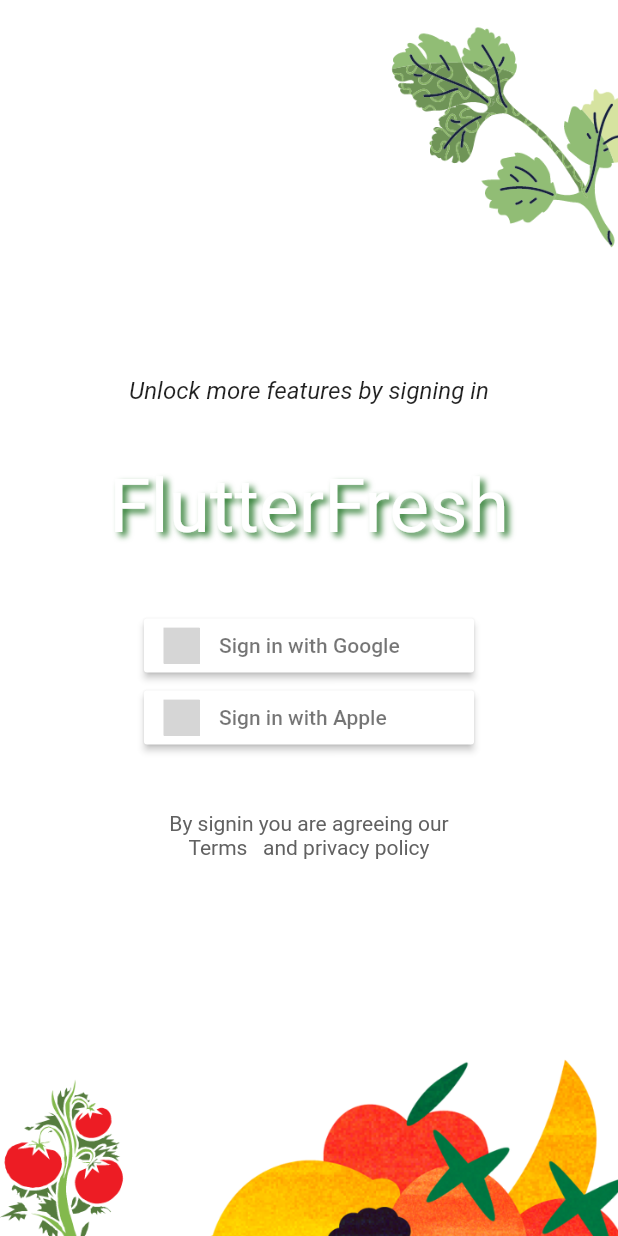
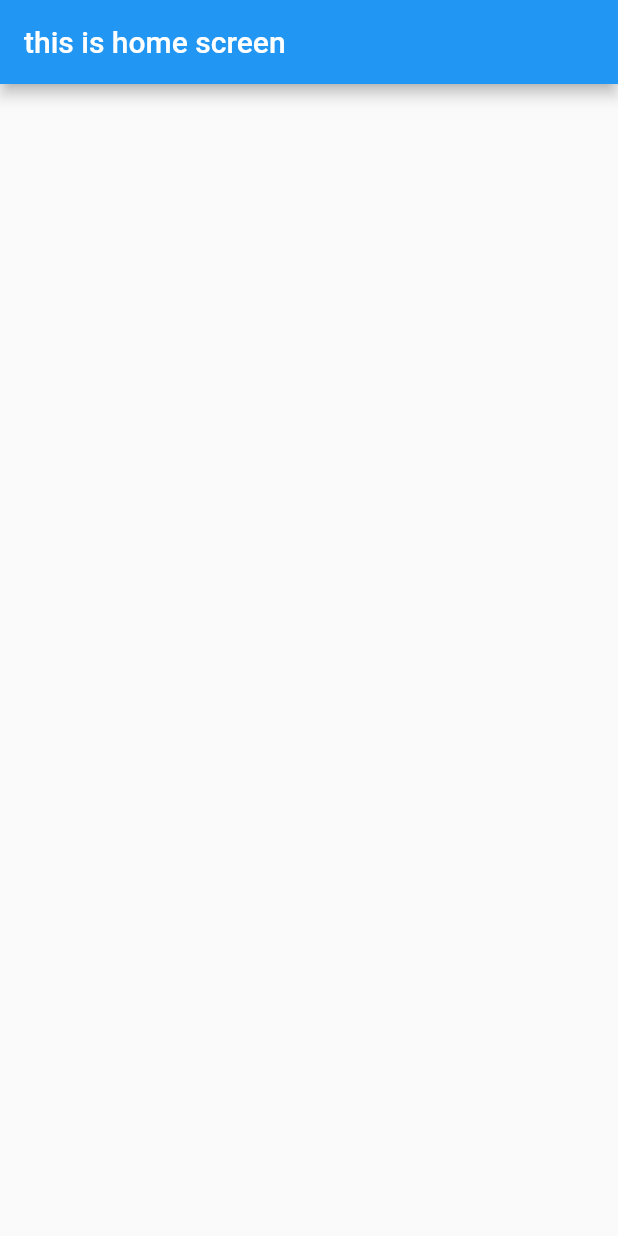
Before and after one commit to pawan-suthar/foodpp-flutter, a Flutter app: the screen it shows after launch, after a tap on "Sign in with Google", on a phone screen of 412 x 824 dp. Run offline on Flutter 3.47's test engine with Material 2 defaults, Android fonts, the light colour scheme and no system bars; our stand-ins replace firebase_auth, firebase_core, flutter_signin_button, google_sign_in; accounts and stored records are empty; grey boxes are pictures that could not be loaded.

Commit message:
firebase and google sign in added

```diff
--- a/lib/auth/signin.dart
+++ b/lib/auth/signin.dart
@@ -1,9 +1,49 @@
+import 'package:firebase_auth/firebase_auth.dart';
 import 'package:flutter/material.dart';
 import 'package:flutter_signin_button/button_list.dart';
 import 'package:flutter_signin_button/button_view.dart';
+import 'package:google_sign_in/google_sign_in.dart';
 
-class SignIn extends StatelessWidget {
+import '../home.dart';
+
+class SignIn extends StatefulWidget {
   const SignIn({super.key});
+
+  @override
+  State<SignIn> createState() => _SignInState();
+}
+
+class _SignInState extends State<SignIn> {
+  Future<User?> googleSignUp() async {
+    try {
+      final GoogleSignIn _googleSignIn = GoogleSignIn(scopes: ['email']);
+      final FirebaseAuth _auth = FirebaseAuth.instance;
+
+      final GoogleSignInAccount? googleUser = await _googleSignIn.signIn();
+      if (googleUser == null) {
+        print('Google sign in cancelled by user');
+        return null;
+      }
+
+      final GoogleSignInAuthentication googleAuth =
+          await googleUser.authentication;
+
+      final AuthCredential credential = GoogleAuthProvider.credential(
+        accessToken: googleAuth.accessToken,
+        idToken: googleAuth.idToken,
+      );
+
+      final UserCredential authResult =
+          await _auth.signInWithCredential(credential);
+      final User? user = authResult.user;
+      print('signed in ${user?.displayName}');
+
+      return user;
+    } catch (e) {
+      print('Error signing in with Google: $e');
+      return null;
+    }
+  }
 
   @override
   Widget build(BuildContext context) {
@@ -51,7 +91,15 @@ class SignIn extends StatelessWidget {
                       SignInButton(
                         Buttons.Google,
                         text: ("Sign in with Google"),
-                        onPressed: () {},
+                        onPressed: () {
+                          googleSignUp().then(
+                            (value) => Navigator.of(context).pushReplacement(
+                              MaterialPageRoute(
+                                builder: (context) => Home(),
+                              ),
+                            ),
+                          );
+                        },
                       ),
                       SignInButton(
                         Buttons.Apple,
--- /dev/null
+++ b/lib/home.dart
@@ -0,0 +1,21 @@
+import 'package:flutter/material.dart';
+import 'package:flutter/src/widgets/framework.dart';
+import 'package:flutter/src/widgets/placeholder.dart';
+
+class Home extends StatefulWidget {
+  const Home({super.key});
+
+  @override
+  State<Home> createState() => _HomeState();
+}
+
+class _HomeState extends State<Home> {
+  @override
+  Widget build(BuildContext context) {
+    return Scaffold(
+      appBar: AppBar(
+        title: Text("this is home screen"),
+      ),
+    );
+  }
+}
--- a/lib/main.dart
+++ b/lib/main.dart
@@ -1,8 +1,12 @@
+import 'package:firebase_core/firebase_core.dart';
 import 'package:flutter/material.dart';
 
 import 'auth/signin.dart';
 
-void main() {
+void main() async {
+  WidgetsFlutterBinding.ensureInitialized();
+  await Firebase.initializeApp();
+
   runApp(const MyApp());
 }
 
@@ -14,7 +18,7 @@ class MyApp extends StatelessWidget {
   Widget build(BuildContext context) {
     return MaterialApp(
       debugShowCheckedModeBanner: false,
-      title: 'Flutter Demo',
+      title: 'Flutter Fresh',
       home: SignIn(),
     );
   }
--- a/pubspec.yaml
+++ b/pubspec.yaml
@@ -36,6 +36,9 @@ dependencies:
   # Use with the CupertinoIcons class for iOS style icons.
   cupertino_icons: ^1.0.2
   flutter_signin_button: ^2.0.0
+  google_sign_in: ^6.0.2
+  firebase_auth: ^4.3.0
+  firebase_core: ^2.8.0
 
 dev_dependencies:
   flutter_test:
```
Also changed, not shown: lib/firebase_options.dart (added), pubspec.lock, 7 other files.
